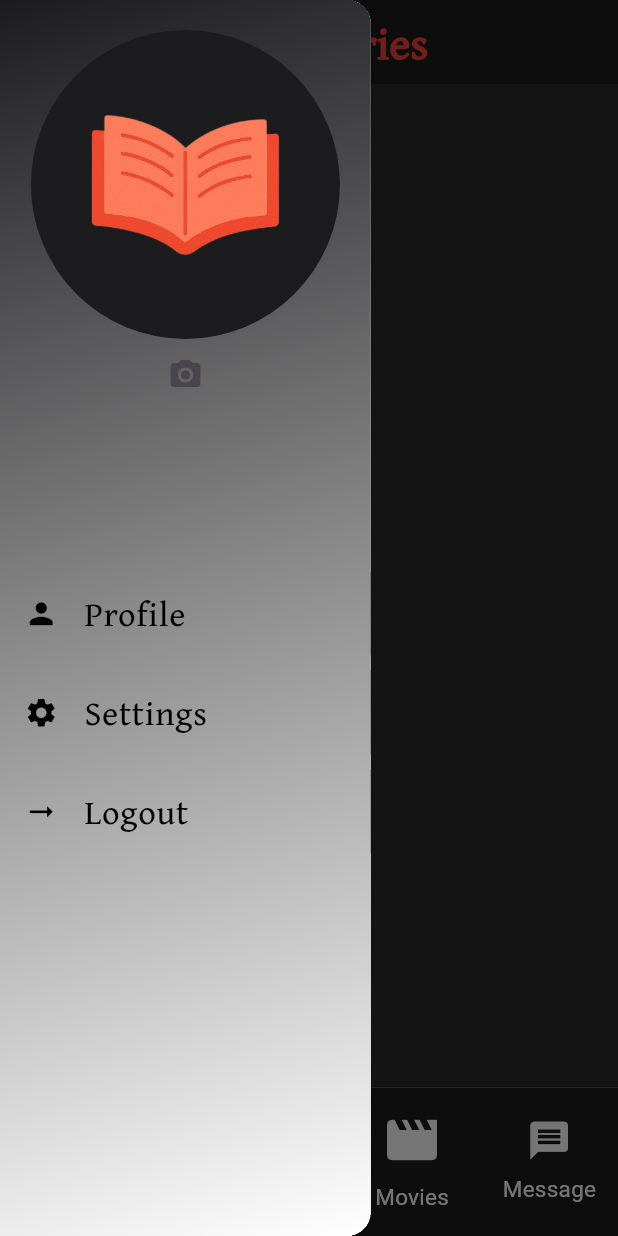
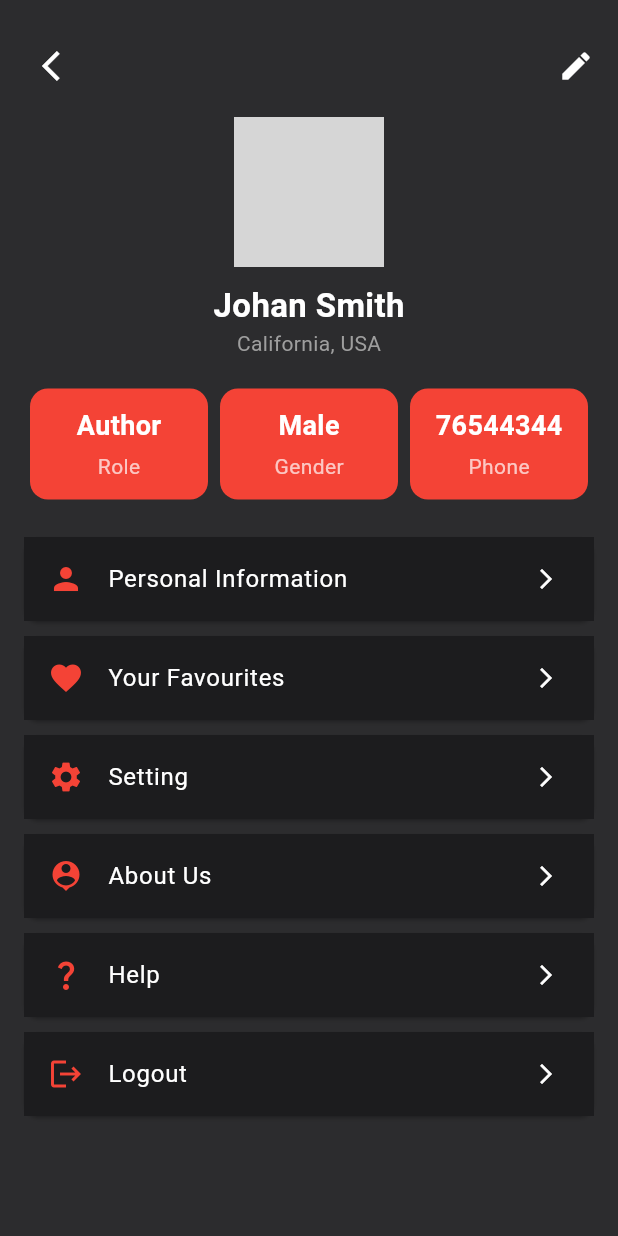
Before and after one commit to danielTr-afk/senior_project, a Flutter app: the homePage screen opened by its route, item 2 of the bottom bar chosen, after a tap on the "menu" icon, after a tap on "Profile", on a phone screen of 412 x 824 dp. Run offline on Flutter 3.47's test engine with Material 3 defaults, Android fonts, the phone set to English and light mode, and no system bars; our stand-ins replace get, pinput, smooth_page_indicator; network calls fail; grey boxes are pictures that could not be loaded.

```diff
--- a/lib/controller/authController/sendOtpController.dart
+++ b/lib/controller/authController/sendOtpController.dart
@@ -19,7 +19,7 @@ class sendOtpController extends GetxController {
 
     try {
       final response = await http.post(
-        Uri.parse('http://10.0.2.2/f-book/send_otp.php'),
+        Uri.parse('http://10.0.2.2/BookFlix/send_otp.php'),
         body: {'email': email},
         headers: {'Accept': 'application/json'},
       );
--- a/lib/controller/authController/signUpGetX.dart
+++ b/lib/controller/authController/signUpGetX.dart
@@ -25,7 +25,7 @@ class signUpGetx extends GetxController {
   Future<void> signup(String name, String email, String password) async {
     isloading.value = true;
 
-    final url = Uri.parse("http://10.0.2.2/f-book/signup.php");
+    final url = Uri.parse("http://10.0.2.2/BookFlix/signup.php");
 
     try {
       final response = await http.post(url,
--- a/lib/controller/books/booksController.dart
+++ b/lib/controller/books/booksController.dart
@@ -15,7 +15,7 @@ class BooksController extends GetxController {
   Future<void> fetchBooks() async {
     isLoading.value = true;
     try {
-      final response = await http.get(Uri.parse('http://10.0.2.2/f-book/book.php'));
+      final response = await http.get(Uri.parse('http://10.0.2.2/BookFlix/book.php'));
 
       if (response.statusCode == 200) {
         final jsonData = json.decode(response.body);
--- a/lib/controller/movies/moviesController.dart
+++ b/lib/controller/movies/moviesController.dart
@@ -17,7 +17,7 @@ class moviesController extends GetxController {
   void fetchMovies() async {
     try {
       isLoading(true);
-      var response = await http.get(Uri.parse('http://10.0.2.2/f-book/film.php'));
+      var response = await http.get(Uri.parse('http://10.0.2.2/BookFlix/film.php'));
 
       if (response.statusCode == 200) {
         var jsonData = json.decode(response.body);
--- a/lib/main.dart
+++ b/lib/main.dart
@@ -1,4 +1,5 @@
 import 'package:f_book2/view/Message/ChatPage.dart';
+import 'package:f_book2/view/userProfile/ProfilePage.dart';
 import 'package:flutter/material.dart';
 import 'package:get/get.dart';
 import 'package:f_book2/view/Books/booksCategories.dart';
@@ -28,7 +29,7 @@ class MyApp extends StatelessWidget {
     return GetMaterialApp(
       debugShowCheckedModeBanner: false,
       initialBinding: mybindings(),
-      initialRoute: "/splashScreen",
+      initialRoute: "/homePage",
       getPages: [
         GetPage(name: "/splashScreen", page: () => splashScreen()),
         GetPage(name: "/onBoarding", page: () => onBoarding()),
@@ -44,6 +45,7 @@ class MyApp extends StatelessWidget {
         GetPage(name: "/updatePassword", page: () => updatePassword()),
         GetPage(name: "/message", page: () => message()),
         GetPage(name: "/ChatPage", page: () => ChatPage()),
+        GetPage(name: "/ProfilePage", page: () => ProfilePage()),
       ],
     );
   }
--- a/lib/view/GlobalWideget/bfCrad2.dart
+++ b/lib/view/GlobalWideget/bfCrad2.dart
@@ -16,7 +16,7 @@ class bfCard2 extends StatelessWidget {
         height: 300,
         width: 200,
         child: Flexible(
-          child: Image.asset(
+          child: Image.network(
             image,
             fit: BoxFit.cover,
           ),
--- a/lib/view/GlobalWideget/listForm.dart
+++ b/lib/view/GlobalWideget/listForm.dart
@@ -20,7 +20,7 @@ class listForm extends StatelessWidget {
           onTap: (){
             Get.offAll(nav);
           },
-          leading: Image(image: AssetImage(image)),
+          leading: Image.network(image),
           title: styleText(text: title, fSize: 30, color: textColor2, fontWeight: FontWeight.bold,),
           subtitle: styleText(text: "$subtitle. \nNumber of like $numLike", fSize: 20, color: mainColor2!,),
           trailing: Icon(Icons.navigate_next, size: 40, color: textColor2,),
--- a/lib/view/HomePage/homeWideGet/bfCard.dart
+++ b/lib/view/HomePage/homeWideGet/bfCard.dart
@@ -48,7 +48,7 @@ class bfCard extends StatelessWidget {
         ),
         child: Column(
           children: [
-            Image.asset(image, fit: BoxFit.cover, height: 200, width: 150),
+            Image.network(image, fit: BoxFit.cover, height: 200, width: 150),
             styleText(
               text: text,
               fSize: 20,
--- a/lib/view/HomePage/homeWideGet/homeDrawer.dart
+++ b/lib/view/HomePage/homeWideGet/homeDrawer.dart
@@ -60,7 +60,7 @@ class homeDrawer extends StatelessWidget {
                 SizedBox(
                   height: 20,
                 ),
-                homeListTile(icon: Icons.person, text: "Profile", onTap: ''),
+                homeListTile(icon: Icons.person, text: "Profile", onTap: '/ProfilePage'),
                 homeListTile(icon: Icons.settings, text: "Settings", onTap: ''),
                 homeListTile(
                     icon: Icons.arrow_right_alt,
--- a/lib/view/HomePage/homeWideGet/homeListTile.dart
+++ b/lib/view/HomePage/homeWideGet/homeListTile.dart
@@ -25,7 +25,7 @@ class homeListTile extends StatelessWidget {
           ),
           title: styleText(text: text, fSize: 23, color: textColor1),
           onTap: () {
-            Get.offAllNamed(onTap);
+            Get.toNamed(onTap);
           },
           selectedColor: secondaryColor,
           tileColor: textColor1,
--- a/lib/view/Message/message.dart
+++ b/lib/view/Message/message.dart
@@ -1,6 +1,6 @@
 import 'package:f_book2/controller/variables.dart';
 import 'package:f_book2/view/GlobalWideget/styleText.dart';
-import 'package:f_book2/view/Message/ChatInputField.dart';
+import 'package:f_book2/view/Message/messageWideget/ChatInputField.dart';
 import 'package:flutter/material.dart';
 
 class message extends StatelessWidget {
--- a/lib/view/Message/ChatInputField.dart
+++ b/lib/view/Message/messageWideget/ChatInputField.dart
@@ -1,6 +1,6 @@
 import 'package:flutter/material.dart';
 
-import '../../controller/variables.dart';
+import '../../../controller/variables.dart';
 
 class ChatInputField extends StatelessWidget {
   @override
--- /dev/null
+++ b/lib/view/userProfile/ProfilePage.dart
@@ -0,0 +1,87 @@
+import 'package:f_book2/controller/variables.dart';
+import 'package:f_book2/view/userProfile/userProfileWideget/MenuTile.dart';
+import 'package:f_book2/view/userProfile/userProfileWideget/StatCard.dart';
+import 'package:flutter/material.dart';
+import 'package:get/get.dart';
+
+class ProfilePage extends StatelessWidget {
+  const ProfilePage({super.key});
+
+  @override
+  Widget build(BuildContext context) {
+    return Scaffold(
+      backgroundColor: blackColor2,
+      body: SafeArea(
+        child: Column(
+          children: [
+            const SizedBox(height: 20),
+
+            /// Header icons
+            Padding(
+              padding: const EdgeInsets.symmetric(horizontal: 16),
+              child: Row(
+                mainAxisAlignment: MainAxisAlignment.spaceBetween,
+                children: [
+                  IconButton(onPressed: (){
+                    Get.back();
+                  }, icon: Icon(Icons.arrow_back_ios, color: textColor2,)),
+                  Icon(Icons.edit, color: textColor2,),
+                ],
+              ),
+            ),
+            const SizedBox(height: 10),
+
+            /// Profile photo
+            const CircleAvatar(
+              radius: 50,
+              backgroundImage: AssetImage('assets/user.jpg'), // Replace with NetworkImage if needed
+            ),
+
+            const SizedBox(height: 10),
+
+            /// Name and location
+             Text(
+              'Johan Smith',
+              style: TextStyle(fontSize: 22, fontWeight: FontWeight.bold, color: textColor2),
+            ),
+             Text(
+              'California, USA',
+              style: TextStyle(color: mainColor2),
+            ),
+
+            const SizedBox(height: 20),
+
+            /// Stats cards
+            Padding(
+              padding: const EdgeInsets.symmetric(horizontal: 16),
+              child: Row(
+                children: const [
+                  StatCard(label: 'Role', value: 'Author'),
+                  StatCard(label: 'Gender', value: 'Male'),
+                  StatCard(label: 'Phone', value: '76544344'),
+                ],
+              ),
+            ),
+
+            const SizedBox(height: 20),
+
+            /// Options list
+            Expanded(
+              child: ListView(
+                padding: const EdgeInsets.symmetric(horizontal: 16),
+                children: const [
+                  MenuTile(icon: Icons.person, title: 'Personal Information'),
+                  MenuTile(icon: Icons.favorite, title: 'Your Favourites'),
+                  MenuTile(icon: Icons.settings, title: 'Setting'),
+                  MenuTile(icon: Icons.person_pin, title: 'About Us'),
+                  MenuTile(icon: Icons.question_mark, title: 'Help'),
+                  MenuTile(icon: Icons.logout, title: 'Logout'),
+                ],
+              ),
+            ),
+          ],
+        ),
+      ),
+    );
+  }
+}
--- /dev/null
+++ b/lib/view/userProfile/userProfileWideget/MenuTile.dart
@@ -0,0 +1,28 @@
+import 'package:flutter/material.dart';
+
+import '../../../controller/variables.dart';
+
+class MenuTile extends StatelessWidget {
+  final IconData icon;
+  final String title;
+
+  const MenuTile({super.key, required this.icon, required this.title});
+
+  @override
+  Widget build(BuildContext context) {
+    return Card(
+      elevation: 1,
+      margin: const EdgeInsets.symmetric(vertical: 5),
+      shape: RoundedRectangleBorder(borderRadius: BorderRadius.circular(10)),
+      child: ListTile(
+        leading: Icon(icon, color: secondaryColor),
+        title: Text(title, style: TextStyle(color: textColor2),),
+        trailing: Icon(Icons.arrow_forward_ios, size: 16, color: textColor2,),
+        tileColor: mainColor,
+        onTap: () {
+          // Navigation logic here if needed
+        },
+      ),
+    );
+  }
+}
--- /dev/null
+++ b/lib/view/userProfile/userProfileWideget/StatCard.dart
@@ -0,0 +1,41 @@
+import 'package:flutter/material.dart';
+
+import '../../../controller/variables.dart';
+
+class StatCard extends StatelessWidget {
+  final String label;
+  final String value;
+
+  const StatCard({super.key, required this.label, required this.value});
+
+  @override
+  Widget build(BuildContext context) {
+    return Expanded(
+      child: Container(
+        margin: const EdgeInsets.symmetric(horizontal: 4),
+        padding: const EdgeInsets.all(12),
+        decoration: BoxDecoration(
+          color: secondaryColor,
+          borderRadius: BorderRadius.circular(12),
+        ),
+        child: Column(
+          children: [
+            Text(
+              value,
+              style: const TextStyle(
+                color: Colors.white,
+                fontSize: 18,
+                fontWeight: FontWeight.bold,
+              ),
+            ),
+            const SizedBox(height: 4),
+            Text(
+              label,
+              style: const TextStyle(color: Colors.white70, fontSize: 14),
+            ),
+          ],
+        ),
+      ),
+    );
+  }
+}
```
Also changed, not shown: lib/controller/authController/forgetPassController.dart (+15 -18 lines), lib/controller/authController/loginGetX.dart (+6 -2 lines), lib/controller/authController/updatePassController.dart (+11 -21 lines).
